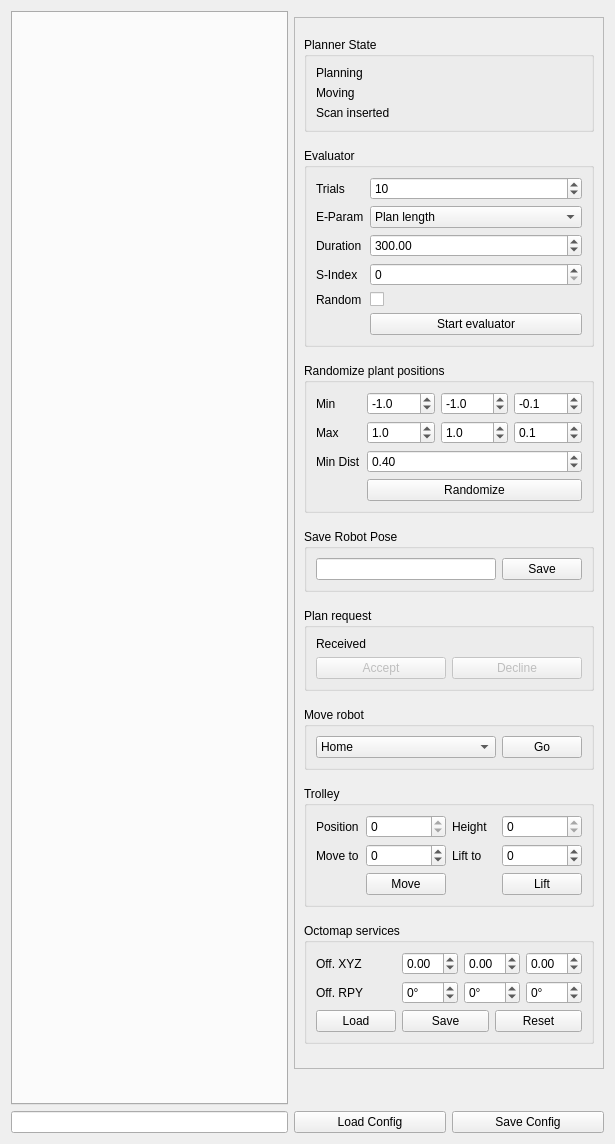
Old version of the form src/rqt_roi_viewpoint_planner/roi_viewpoint_planner_rqt_plugin.ui in the repository Eruvae/rqt_roi_viewpoint_planner.
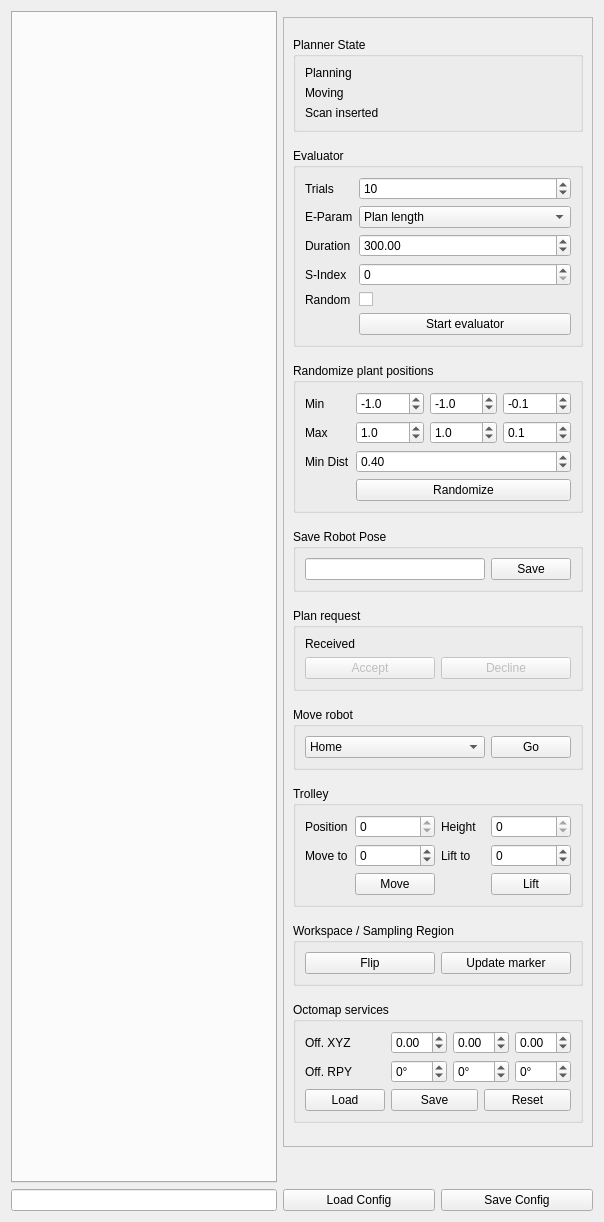
New version of the form. Custom widgets are drawn as their Qt base class.

Commit message: Add flip and update WS/SR service clients

Patch:
```diff
--- a/src/rqt_roi_viewpoint_planner/roi_viewpoint_planner_rqt_plugin.ui
+++ b/src/rqt_roi_viewpoint_planner/roi_viewpoint_planner_rqt_plugin.ui
@@ -6,8 +6,8 @@
    <rect>
     <x>0</x>
     <y>0</y>
-    <width>615</width>
-    <height>1144</height>
+    <width>604</width>
+    <height>1222</height>
    </rect>
   </property>
   <property name="windowTitle">
@@ -33,8 +33,8 @@
        <rect>
         <x>0</x>
         <y>0</y>
-        <width>325</width>
-        <height>1090</height>
+        <width>319</width>
+        <height>1164</height>
        </rect>
       </property>
       <layout class="QVBoxLayout" name="verticalLayout">
@@ -640,7 +640,36 @@
         </widget>
        </item>
        <item>
-        <widget class="QGroupBox" name="groupBox">
+        <widget class="QGroupBox" name="wssrGroupBox">
+         <property name="sizePolicy">
+          <sizepolicy hsizetype="Preferred" vsizetype="Fixed">
+           <horstretch>0</horstretch>
+           <verstretch>0</verstretch>
+          </sizepolicy>
+         </property>
+         <property name="title">
+          <string>Workspace / Sampling Region</string>
+         </property>
+         <layout class="QHBoxLayout" name="horizontalLayout_3">
+          <item>
+           <widget class="QPushButton" name="flipWssrPushButton">
+            <property name="text">
+             <string>Flip</string>
+            </property>
+           </widget>
+          </item>
+          <item>
+           <widget class="QPushButton" name="updateWssrMarkerPushButton">
+            <property name="text">
+             <string>Update marker</string>
+            </property>
+           </widget>
+          </item>
+         </layout>
+        </widget>
+       </item>
+       <item>
+        <widget class="QGroupBox" name="octomapServicesGroupBox">
          <property name="sizePolicy">
           <sizepolicy hsizetype="Preferred" vsizetype="Fixed">
            <horstretch>0</horstretch>
```
The commit also changes 2 other files.
